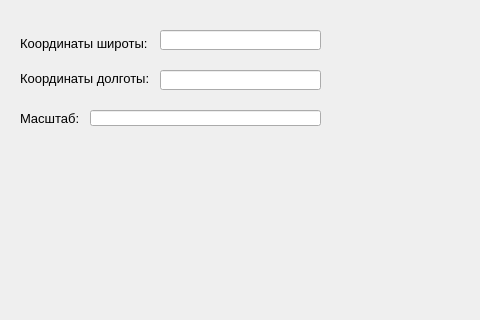
Old version of the form ui_map.ui in the repository alisa345/MapMapMap; both pictures show x 0 to 480 and y 0 to 320 of the 1156 by 732 pixel window.
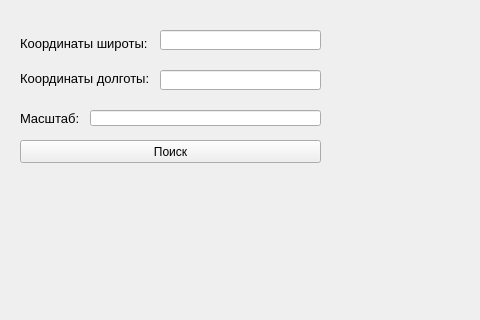
New version of the form.

The edit to the form file:
```diff
--- a/ui_map.ui
+++ b/ui_map.ui
@@ -102,15 +102,28 @@
    <property name="geometry">
     <rect>
      <x>20</x>
-     <y>140</y>
+     <y>180</y>
      <width>1121</width>
-     <height>581</height>
+     <height>541</height>
     </rect>
    </property>
    <property name="text">
     <string/>
    </property>
   </widget>
+  <widget class="QPushButton" name="button_find">
+   <property name="geometry">
+    <rect>
+     <x>20</x>
+     <y>140</y>
+     <width>301</width>
+     <height>23</height>
+    </rect>
+   </property>
+   <property name="text">
+    <string>Поиск</string>
+   </property>
+  </widget>
  </widget>
  <resources/>
  <connections/>
```
